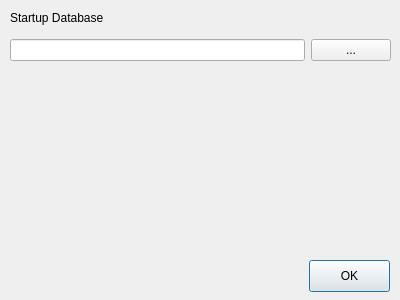
The window that gui/ui/settingsdialog.ui (maxkofler/FileIndexGUI) describes before a commit, drawn with Qt 5.
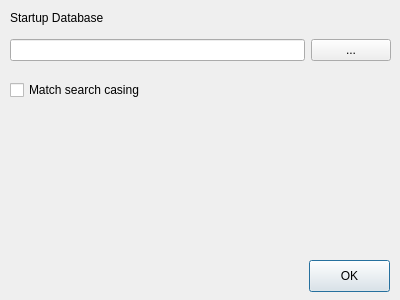
The same window after the commit.

Commit message: Updated SettingsDialog to handle matchCase

Diff of the .ui file:
```diff
--- a/gui/ui/settingsdialog.ui
+++ b/gui/ui/settingsdialog.ui
@@ -64,6 +64,19 @@
     <bool>true</bool>
    </property>
   </widget>
+  <widget class="QCheckBox" name="cb_matchCase">
+   <property name="geometry">
+    <rect>
+     <x>10</x>
+     <y>80</y>
+     <width>151</width>
+     <height>20</height>
+    </rect>
+   </property>
+   <property name="text">
+    <string>Match search casing</string>
+   </property>
+  </widget>
  </widget>
  <resources/>
  <connections/>
```
The commit also changes 2 other files.
